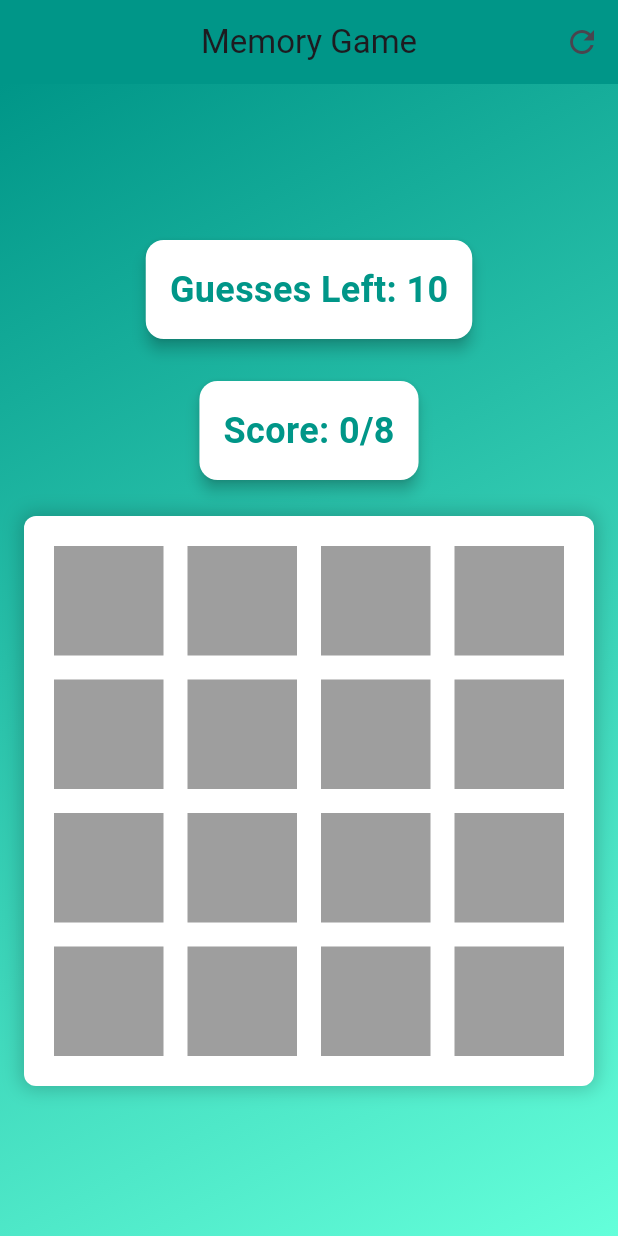
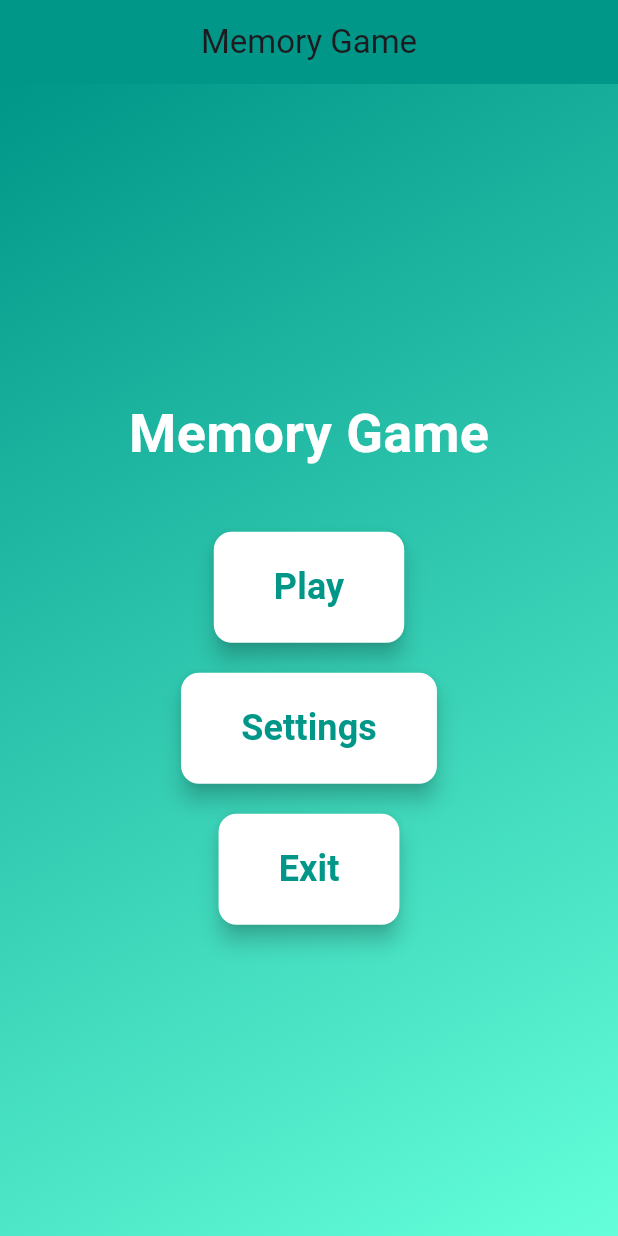
Before and after one commit to 1FarZ1/Just-Memorize, a Flutter app: the screen it shows after launch, on a phone screen of 412 x 824 dp. Run offline on Flutter 3.47's test engine with Material 3 defaults, Android fonts, the phone set to English and light mode, and no system bars; our stand-ins replace flutter_riverpod.

Commit message:
refactor: Update app to use MenuView instead of MainView as home screen

```diff
--- a/lib/app.dart
+++ b/lib/app.dart
@@ -1,6 +1,7 @@
 import 'package:flutter/material.dart';
 
 import 'presentation/main/main_view.dart';
+import 'presentation/menu/menu_view.dart';
 
 class MemoryApp extends StatelessWidget {
   const MemoryApp({super.key});
@@ -13,7 +14,7 @@ class MemoryApp extends StatelessWidget {
         colorScheme: ColorScheme.fromSeed(seedColor: Colors.deepPurple),
         useMaterial3: true,
       ),
-      home: const MainView(),
+      home: const MenuView(),
     );
   }
 }
--- a/lib/presentation/main/main_view.dart
+++ b/lib/presentation/main/main_view.dart
@@ -90,8 +90,11 @@ class MainView extends ConsumerWidget {
           children: [
             // Guess count
             Card(
+              shape: RoundedRectangleBorder(
+                borderRadius: BorderRadius.circular(12),
+              ),
               color: Colors.white,
-              elevation: 4,
+              elevation: 6,
               child: Padding(
                 padding: const EdgeInsets.all(16),
                 child: Text(
@@ -107,8 +110,11 @@ class MainView extends ConsumerWidget {
             const SizedBox(height: 20),
             // Score
             Card(
+              shape: RoundedRectangleBorder(
+                borderRadius: BorderRadius.circular(12),
+              ),
               color: Colors.white,
-              elevation: 4,
+              elevation: 6,
               child: Padding(
                 padding: const EdgeInsets.all(16),
                 child: Text(
@@ -122,17 +128,16 @@ class MainView extends ConsumerWidget {
               ),
             ),
             const SizedBox(height: 20),
-            // Game grid
             ConstrainedBox(
               constraints: const BoxConstraints(maxHeight: 380),
               child: Container(
                 padding: const EdgeInsets.all(16),
                 decoration: BoxDecoration(
                   color: Colors.white,
-                  borderRadius: BorderRadius.circular(8),
+                  borderRadius: BorderRadius.circular(12),
                   boxShadow: [
                     BoxShadow(
-                      color: Colors.black.withOpacity(0.2),
+                      color: Colors.black.withOpacity(0.1),
                       blurRadius: 10,
                       spreadRadius: 2,
                     ),
@@ -147,7 +152,7 @@ class MainView extends ConsumerWidget {
                   itemCount: gameState.tiles.length,
                   itemBuilder: (context, index) {
                     return CardWidget(
-                      text: gameState.tiles[index].text,
+                      child: gameState.tiles[index].child,
                       canShow: !gameState.tiles[index].isHidden,
                       onTap: () {
                         ref
--- a/lib/presentation/main/state/game_controller_state.dart
+++ b/lib/presentation/main/state/game_controller_state.dart
@@ -1,7 +1,9 @@
+import 'package:flutter/material.dart';
+
 import '../widgets/grid_tile.dart';
 
 class GameControllerState {
-  final List<GridTile> tiles;
+  final List<AppGridTile<IconData>> tiles;
   final int guessCount;
 
   const GameControllerState({this.tiles = const [], this.guessCount = 0});
@@ -16,7 +18,7 @@ class GameControllerState {
 
   bool get isLost => guessCount == 10;
 
-  GameControllerState copyWith({List<GridTile>? tiles, int? guessCount}) {
+  GameControllerState copyWith({List<AppGridTile<IconData>>? tiles, int? guessCount}) {
     return GameControllerState(
       tiles: tiles ?? this.tiles,
       guessCount: guessCount ?? this.guessCount,
--- a/lib/presentation/main/widgets/card_widget.dart
+++ b/lib/presentation/main/widgets/card_widget.dart
@@ -1,12 +1,12 @@
 import 'package:flutter/material.dart';
 
 class CardWidget extends StatefulWidget {
-  final String text;
+  final IconData child;
   final bool canShow;
   final VoidCallback onTap;
 
   const CardWidget({
-    required this.text,
+    required this.child,
     required this.canShow,
     required this.onTap,
     super.key,
@@ -66,7 +66,10 @@ class _CardWidgetState extends State<CardWidget>
             child: isUnder
                 ? Container(
                     margin: const EdgeInsets.all(4),
-                    color: Colors.grey,
+                    decoration: BoxDecoration(
+                      color: Colors.grey,
+                      borderRadius: BorderRadius.circular(8),
+                    ),
                     child: const Center(
                       child: Text(''),
                     ),
@@ -76,15 +79,19 @@ class _CardWidgetState extends State<CardWidget>
                     alignment: Alignment.center,
                     child: Container(
                       margin: const EdgeInsets.all(4),
-                      color: Colors.white,
+                      decoration: BoxDecoration(
+                        color: Colors.white,
+                        borderRadius: BorderRadius.circular(8),
+                        boxShadow: [
+                          BoxShadow(
+                            color: Colors.black.withOpacity(0.1),
+                            blurRadius: 10,
+                            spreadRadius: 2,
+                          ),
+                        ],
+                      ),
                       child: Center(
-                        child: Text(
-                          widget.text,
-                          style: const TextStyle(
-                            fontSize: 24,
-                            fontWeight: FontWeight.bold,
-                          ),
-                        ),
+                        child: Icon(widget.child, size: 48, color: Colors.teal),
                       ),
                     ),
                   ),
--- a/lib/presentation/main/widgets/grid_tile.dart
+++ b/lib/presentation/main/widgets/grid_tile.dart
@@ -1,9 +1,9 @@
-class GridTile {
+class AppGridTile<T> {
   final int id;
-  final String text;
+  final T child;
   final bool isFlipped;
   final bool isMatched;
-  const GridTile(this.id, this.text,
+  const AppGridTile(this.id, this.child,
       {this.isFlipped = false, this.isMatched = false});
 
   bool get isHidden => !isFlipped && !isMatched;
--- /dev/null
+++ b/lib/presentation/menu/menu_view.dart
@@ -0,0 +1,118 @@
+import 'dart:io';
+
+import 'package:flutter/material.dart';
+
+import '../main/main_view.dart';
+
+class MenuView extends StatelessWidget {
+  const MenuView({super.key});
+
+  @override
+  Widget build(BuildContext context) {
+    return Scaffold(
+      appBar: AppBar(
+        title: const Text('Memory Game'),
+        backgroundColor: Colors.teal,
+        centerTitle: true,
+      ),
+      body: Container(
+        decoration: const BoxDecoration(
+          gradient: LinearGradient(
+            colors: [Colors.teal, Colors.tealAccent],
+            begin: Alignment.topLeft,
+            end: Alignment.bottomRight,
+          ),
+        ),
+        child: Center(
+          child: Column(
+            mainAxisAlignment: MainAxisAlignment.center,
+            children: [
+              // Title
+              const Text(
+                'Memory Game',
+                style: TextStyle(
+                  fontSize: 36,
+                  fontWeight: FontWeight.bold,
+                  color: Colors.white,
+                ),
+              ),
+              const SizedBox(height: 40),
+              // Play Button
+              ElevatedButton(
+                onPressed: () {
+                  Navigator.push(
+                    context,
+                    MaterialPageRoute(builder: (context) => const MainView()),
+                  );
+                },
+                style: ElevatedButton.styleFrom(
+                  padding:
+                      const EdgeInsets.symmetric(horizontal: 40, vertical: 20),
+                  backgroundColor: Colors.white,
+                  shape: RoundedRectangleBorder(
+                    borderRadius: BorderRadius.circular(12),
+                  ),
+                  elevation: 6,
+                ),
+                child: const Text(
+                  'Play',
+                  style: TextStyle(
+                    fontSize: 24,
+                    fontWeight: FontWeight.bold,
+                    color: Colors.teal,
+                  ),
+                ),
+              ),
+              const SizedBox(height: 20),
+              // Settings Button
+              ElevatedButton(
+                onPressed: () {},
+                style: ElevatedButton.styleFrom(
+                  padding:
+                      const EdgeInsets.symmetric(horizontal: 40, vertical: 20),
+                  backgroundColor: Colors.white,
+                  shape: RoundedRectangleBorder(
+                    borderRadius: BorderRadius.circular(12),
+                  ),
+                  elevation: 6,
+                ),
+                child: const Text(
+                  'Settings',
+                  style: TextStyle(
+                    fontSize: 24,
+                    fontWeight: FontWeight.bold,
+                    color: Colors.teal,
+                  ),
+                ),
+              ),
+              const SizedBox(height: 20),
+              // Exit Button
+              ElevatedButton(
+                onPressed: () {
+                  exit(0);
+                },
+                style: ElevatedButton.styleFrom(
+                  padding:
+                      const EdgeInsets.symmetric(horizontal: 40, vertical: 20),
+                  backgroundColor: Colors.white,
+                  shape: RoundedRectangleBorder(
+                    borderRadius: BorderRadius.circular(12),
+                  ),
+                  elevation: 6,
+                ),
+                child: const Text(
+                  'Exit',
+                  style: TextStyle(
+                    fontSize: 24,
+                    fontWeight: FontWeight.bold,
+                    color: Colors.teal,
+                  ),
+                ),
+              ),
+            ],
+          ),
+        ),
+      ),
+    );
+  }
+}
```
Also changed, not shown: lib/presentation/main/state/game_controller.dart (+19 -19 lines).
